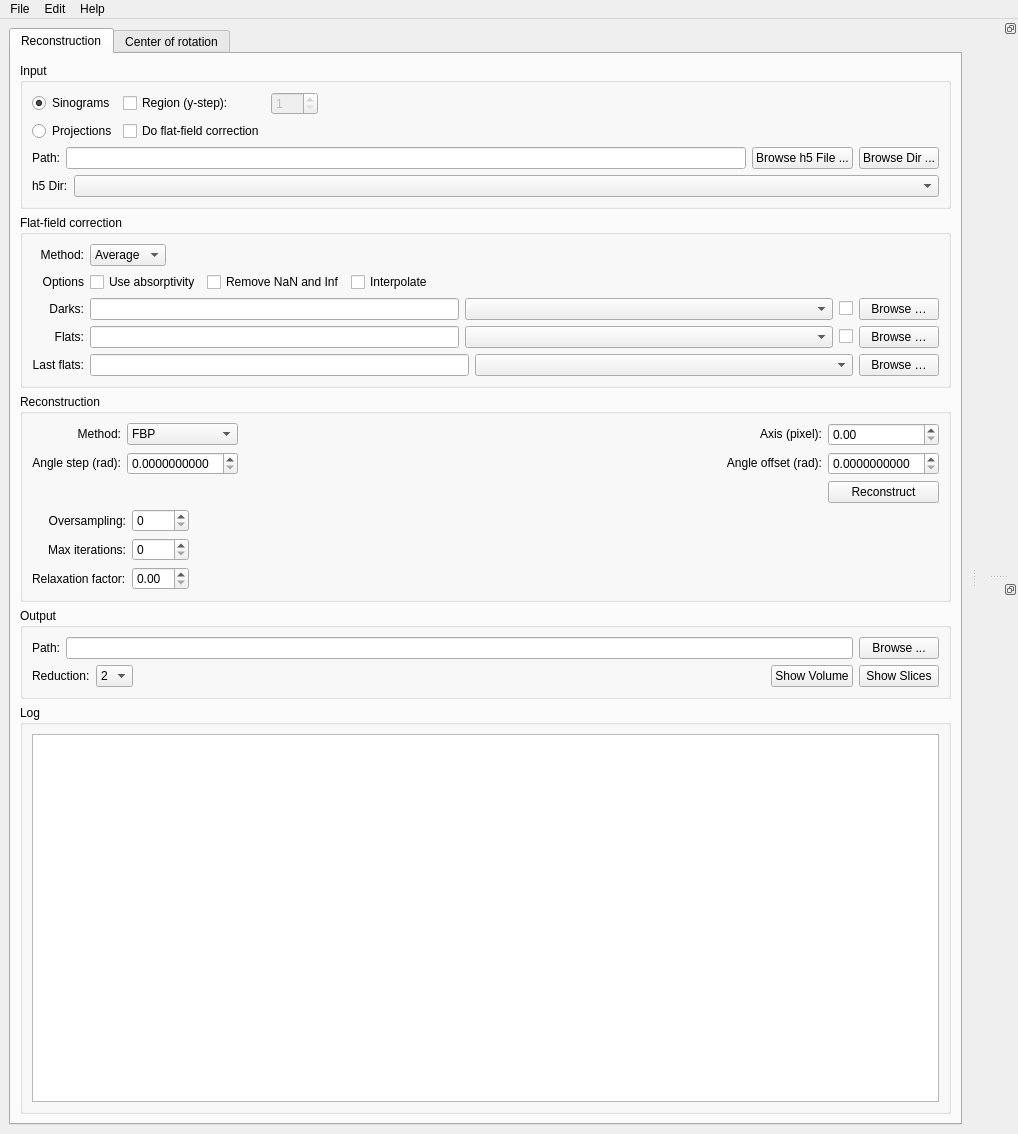
Above: tofu/gui.ui from ufo-kit/tofu before the change. Below: the same form after it.
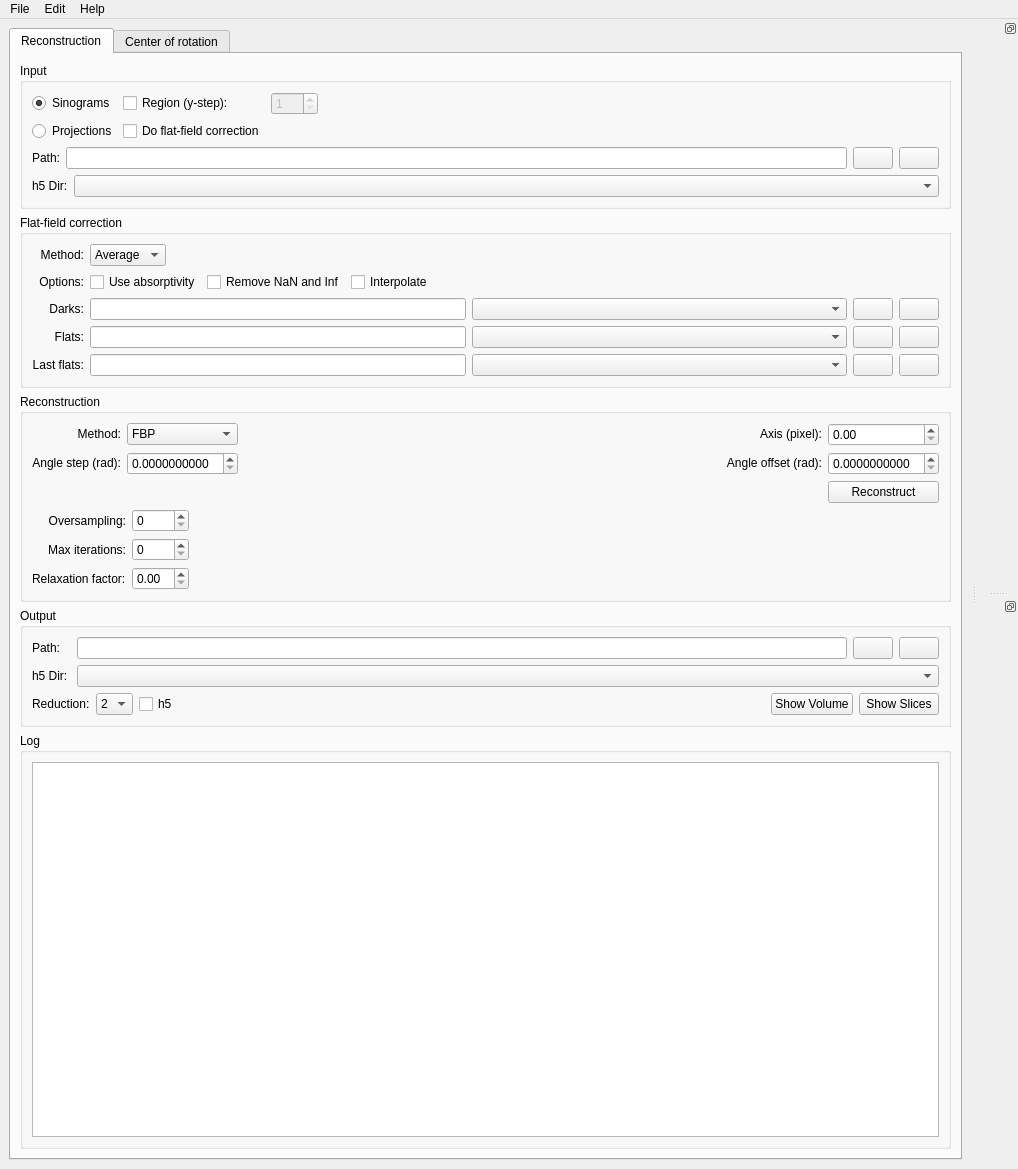
That is the form after the change.

```diff
--- a/tofu/gui.ui
+++ b/tofu/gui.ui
@@ -7,7 +7,7 @@
     <x>0</x>
     <y>0</y>
     <width>1018</width>
-    <height>1134</height>
+    <height>1169</height>
    </rect>
   </property>
   <property name="sizePolicy">
@@ -265,7 +265,7 @@
              <item>
               <widget class="QPushButton" name="input_path_h5button">
                <property name="text">
-                <string>Browse h5 File ...</string>
+                <string/>
                </property>
               </widget>
              </item>
@@ -281,7 +281,7 @@
                 <string notr="true"/>
                </property>
                <property name="text">
-                <string>Browse Dir ...</string>
+                <string/>
                </property>
               </widget>
              </item>
@@ -354,7 +354,7 @@
              <item row="1" column="0">
               <widget class="QLabel" name="label_3">
                <property name="text">
-                <string>Options</string>
+                <string>Options:</string>
                </property>
                <property name="alignment">
                 <set>Qt::AlignRight|Qt::AlignTrailing|Qt::AlignVCenter</set>
@@ -454,7 +454,10 @@
                 </widget>
                </item>
                <item>
-                <widget class="QCheckBox" name="darks_checkbox">
+                <widget class="QPushButton" name="darks_path_h5button">
+                 <property name="toolTip">
+                  <string>Location with darks (HDF5)</string>
+                 </property>
                  <property name="text">
                   <string/>
                  </property>
@@ -469,7 +472,7 @@
                   <string notr="true"/>
                  </property>
                  <property name="text">
-                  <string>Browse …</string>
+                  <string/>
                  </property>
                 </widget>
                </item>
@@ -527,7 +530,10 @@
                 </widget>
                </item>
                <item>
-                <widget class="QCheckBox" name="flats_checkbox">
+                <widget class="QPushButton" name="flats_path_h5button">
+                 <property name="toolTip">
+                  <string>Location with flats (HDF5)</string>
+                 </property>
                  <property name="text">
                   <string/>
                  </property>
@@ -542,7 +548,7 @@
                   <string notr="true"/>
                  </property>
                  <property name="text">
-                  <string>Browse …</string>
+                  <string/>
                  </property>
                 </widget>
                </item>
@@ -563,10 +569,20 @@
                  </property>
                 </widget>
                </item>
+               <item>
+                <widget class="QPushButton" name="flats2_path_h5button">
+                 <property name="toolTip">
+                  <string>Location with flats 2 for interpolation correction (HDF5)</string>
+                 </property>
+                 <property name="text">
+                  <string/>
+                 </property>
+                </widget>
+               </item>
                <item>
                 <widget class="QPushButton" name="flats2_path_button">
                  <property name="text">
-                  <string>Browse …</string>
+                  <string/>
                  </property>
                 </widget>
                </item>
@@ -876,8 +892,8 @@
           </property>
           <layout class="QVBoxLayout" name="verticalLayout_9">
            <item>
-            <layout class="QHBoxLayout" name="horizontalLayout_4">
-             <item>
+            <layout class="QGridLayout" name="gridLayout_8">
+             <item row="0" column="0">
               <widget class="QLabel" name="output_path_label">
                <property name="sizePolicy">
                 <sizepolicy hsizetype="Minimum" vsizetype="Fixed">
@@ -893,7 +909,7 @@
                </property>
               </widget>
              </item>
-             <item>
+             <item row="0" column="1">
               <widget class="QLineEdit" name="output_path_line">
                <property name="sizePolicy">
                 <sizepolicy hsizetype="Expanding" vsizetype="Fixed">
@@ -906,7 +922,7 @@
                </property>
               </widget>
              </item>
-             <item>
+             <item row="0" column="3">
               <widget class="QPushButton" name="output_path_button">
                <property name="sizePolicy">
                 <sizepolicy hsizetype="Minimum" vsizetype="Fixed">
@@ -918,10 +934,30 @@
                 <string notr="true"/>
                </property>
                <property name="text">
-                <string>Browse ...</string>
+                <string/>
                </property>
               </widget>
              </item>
+             <item row="0" column="2">
+              <widget class="QPushButton" name="output_path_h5button">
+               <property name="toolTip">
+                <string>Path to location or format-specified file path for storing reconstructed slices (HDF5)</string>
+               </property>
+               <property name="text">
+                <string/>
+               </property>
+              </widget>
+             </item>
+             <item row="1" column="0">
+              <widget class="QLabel" name="label_h5_output">
+               <property name="text">
+                <string>h5 Dir: </string>
+               </property>
+              </widget>
+             </item>
+             <item row="1" column="1" colspan="3">
+              <widget class="QComboBox" name="output_combo"/>
+             </item>
             </layout>
            </item>
            <item>
@@ -960,6 +996,16 @@
                </item>
               </widget>
              </item>
+             <item>
+              <widget class="QCheckBox" name="output_h5_box">
+               <property name="toolTip">
+                <string>Output to h5 file</string>
+               </property>
+               <property name="text">
+                <string>h5</string>
+               </property>
+              </widget>
+             </item>
              <item>
               <spacer name="horizontalSpacer_4">
                <property name="orientation">
```
Left out of the diff: 8 changed lines with no effect on the pictures.
